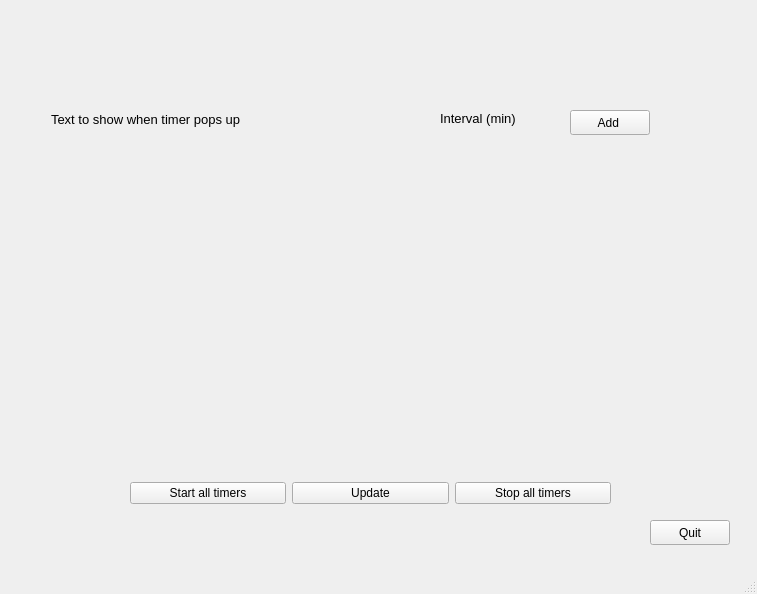
rdmc10/b-remindR, file mainwindow.ui: the form before one commit.
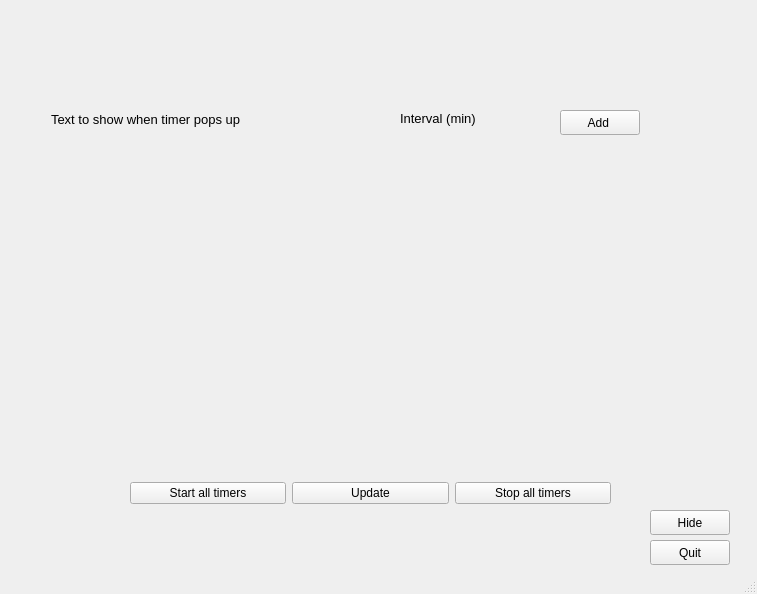
The form after the commit.

Patch:
```diff
--- a/mainwindow.ui
+++ b/mainwindow.ui
@@ -36,7 +36,7 @@
    <widget class="QLabel" name="label_2">
     <property name="geometry">
      <rect>
-      <x>440</x>
+      <x>400</x>
       <y>110</y>
       <width>79</width>
       <height>16</height>
@@ -113,7 +113,7 @@
    <widget class="QPushButton" name="pushButton">
     <property name="geometry">
      <rect>
-      <x>570</x>
+      <x>560</x>
       <y>110</y>
       <width>80</width>
       <height>25</height>
@@ -127,7 +127,7 @@
     <property name="geometry">
      <rect>
       <x>650</x>
-      <y>520</y>
+      <y>540</y>
       <width>80</width>
       <height>25</height>
      </rect>
@@ -136,6 +136,19 @@
      <string>Quit</string>
     </property>
    </widget>
+   <widget class="QPushButton" name="pushButton_6">
+    <property name="geometry">
+     <rect>
+      <x>650</x>
+      <y>510</y>
+      <width>80</width>
+      <height>25</height>
+     </rect>
+    </property>
+    <property name="text">
+     <string>Hide</string>
+    </property>
+   </widget>
   </widget>
   <widget class="QMenuBar" name="menubar">
    <property name="geometry">
```
